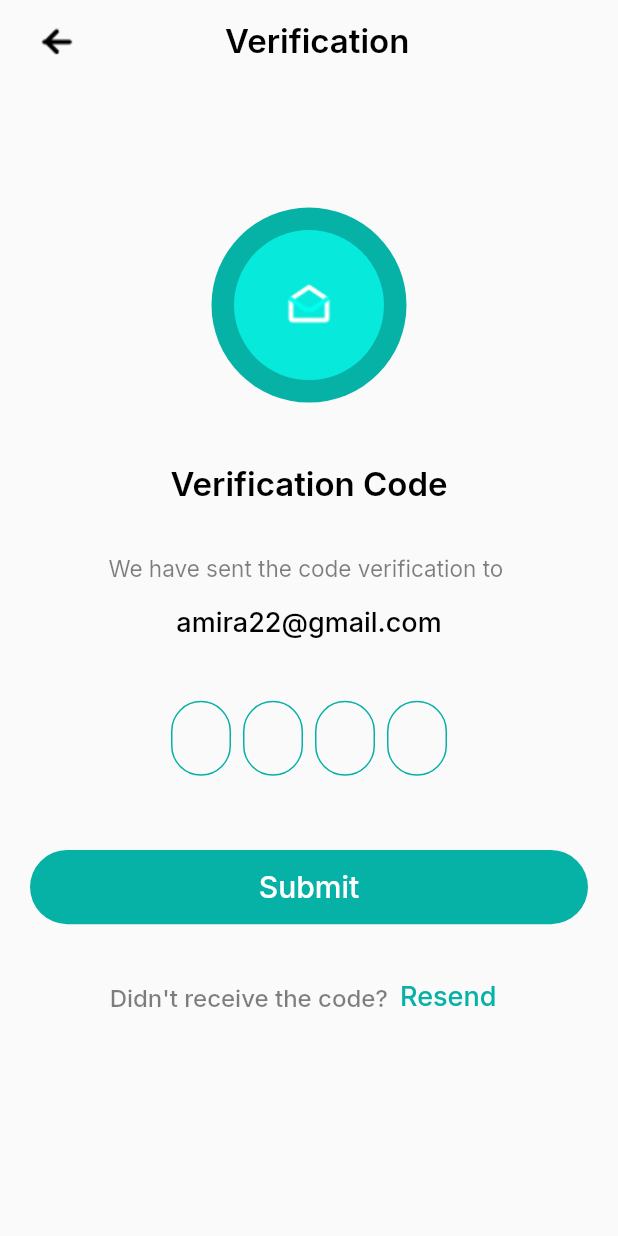
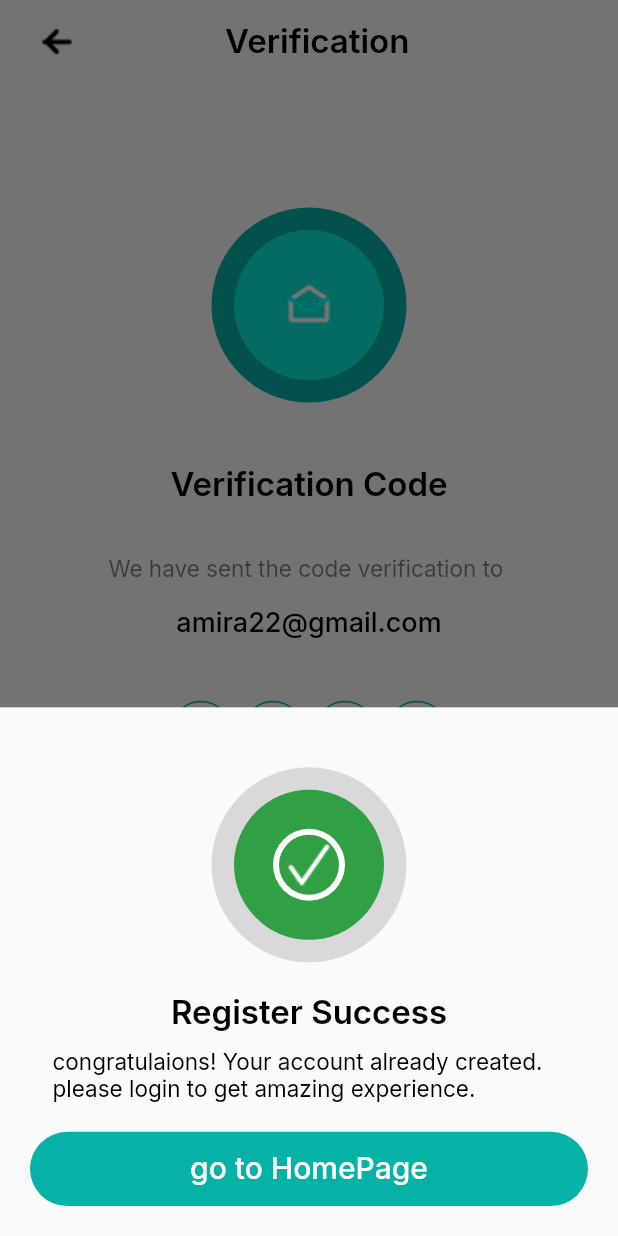
Before and after one commit to MahmoudAbuelazm/HotelResevationapp, a Flutter app: the vereficationscreen screen opened directly, after a tap on "Submit", on a phone screen of 412 x 824 dp. Run offline on Flutter 3.47's test engine with Material 2 defaults, Android fonts, the phone set to English and light mode, and no system bars; drawn by our look-alikes of pinput; our stand-ins replace easy_splash_screen, google_fonts, shared_preferences; accounts and stored records are empty.

Commit message:
completing verefication screen

```diff
--- a/lib/screen/vereficationscreen.dart
+++ b/lib/screen/vereficationscreen.dart
@@ -11,6 +11,8 @@ class vereficationscreen extends StatelessWidget {
     double width = MediaQuery.of(context).size.width;
     double height = MediaQuery.of(context).size.height;
     return Scaffold(
+      resizeToAvoidBottomInset:
+          false, // this is to avoid the overflow error when keyboard appears
       appBar: AppBar(
         backgroundColor: Colors.transparent,
         leading: Padding(
@@ -92,7 +94,7 @@ class vereficationscreen extends StatelessWidget {
           ),
           SizedBox(height: height * 0.06),
           GestureDetector(
-            onTap: () {},
+            onTap: () => _openModalSheet(context),
             child: Padding(
               padding: const EdgeInsets.symmetric(horizontal: 20),
               child: Container(
@@ -149,3 +151,79 @@ final defaultPinTheme = PinTheme(
     borderRadius: BorderRadius.circular(20),
   ),
 );
+
+void _openModalSheet(BuildContext context) {
+  showModalBottomSheet(
+    context: context,
+    isScrollControlled: true, // Allows content to scroll within the modal
+    builder: (BuildContext context) {
+      return Column(
+        mainAxisAlignment: MainAxisAlignment.center,
+        mainAxisSize: MainAxisSize.min,
+        crossAxisAlignment: CrossAxisAlignment.center,
+        children: [
+          SizedBox(height: 40),
+          CircleAvatar(
+            radius: 65,
+            backgroundColor: Color(0xffD9D9D9),
+            child: CircleAvatar(
+              radius: 50,
+              backgroundColor: Color(0xff319F43),
+              child: CircleAvatar(
+                radius: 24,
+                backgroundColor: Colors.white,
+                child: CircleAvatar(
+                  backgroundColor: Color(0xff319F43),
+                  radius: 20,
+                  child: Image.asset(
+                    'images/Vector.png',
+                  ),
+                ),
+              ),
+            ),
+          ),
+          SizedBox(height: 20),
+          Text("Register Success",
+              style: GoogleFonts.inter(
+                fontSize: 22,
+                fontWeight: FontWeight.w600,
+                color: Colors.black,
+              )),
+          const SizedBox(height: 10),
+          Padding(
+            padding: const EdgeInsets.symmetric(horizontal: 35),
+            child: Text(
+              "congratulaions! Your account already created. please login to get amazing experience.",
+              style: GoogleFonts.inter(
+                fontSize: 15,
+                color: Colors.black,
+              ),
+            ),
+          ),
+          const SizedBox(height: 20),
+          GestureDetector(
+            onTap: () => _openModalSheet(context),
+            child: Padding(
+              padding: const EdgeInsets.symmetric(horizontal: 20),
+              child: Container(
+                width: MediaQuery.of(context).size.width,
+                height: MediaQuery.of(context).size.height * 0.06,
+                child: Center(
+                    child: Text("go to HomePage",
+                        style: GoogleFonts.inter(
+                            fontSize: 20,
+                            fontWeight: FontWeight.w500,
+                            color: Colors.white))),
+                decoration: BoxDecoration(
+                  borderRadius: BorderRadius.circular(50),
+                  color: const Color(0xff06B1A6),
+                ),
+              ),
+            ),
+          ),
+          const SizedBox(height: 20),
+        ],
+      );
+    },
+  );
+}
```
Also changed, not shown: lib/main.dart (+6 -5 lines), lib/screen/loginscreen.dart (added, +43 -0 lines), images/Vector.png (added), pubspec.lock.
